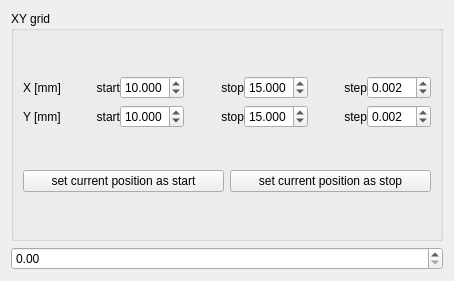
This is experiments/transistor_laser_scan.ui in dean-nanomol/nanomol as Qt 5 draws it before an edit. The edited form follows.
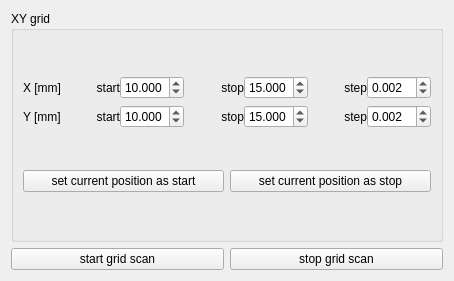
This is the edited form.

Commit message: update transistor_laser_scan

Diff of the .ui file:
```diff
--- a/experiments/transistor_laser_scan.ui
+++ b/experiments/transistor_laser_scan.ui
@@ -267,7 +267,22 @@
     </widget>
    </item>
    <item>
-    <widget class="QDoubleSpinBox" name="doubleSpinBox_2"/>
+    <layout class="QHBoxLayout" name="horizontalLayout_8">
+     <item>
+      <widget class="QPushButton" name="start_grid_scan_pushButton">
+       <property name="text">
+        <string>start grid scan</string>
+       </property>
+      </widget>
+     </item>
+     <item>
+      <widget class="QPushButton" name="stop_grid_scan_pushButton">
+       <property name="text">
+        <string>stop grid scan</string>
+       </property>
+      </widget>
+     </item>
+    </layout>
    </item>
   </layout>
  </widget>
```
Left out of the diff: 4 changed lines with no effect on the pictures. The commit also changes 1 other file.
